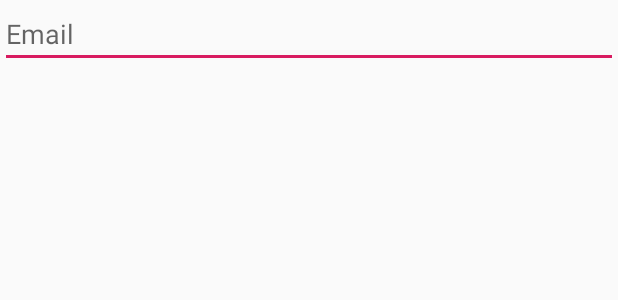
After one commit to ulmerido/eCommerceApp-Mtazon, an Android app: the layout layout_dialog.xml on its own in the app's theme, with its tools: preview values and no code run, on a phone screen of 412 x 824 dp. The commit adds this screen. Shown: the top 300 px of the screen. Run offline under Robolectric (Android 15) with nearby library versions, the phone set to English and light mode, and no system bars; Roboto replaces fonts that are not available here.

Commit message:
Merge branch 'master' of C:\Users\Ido\Desktop\Android with conflicts.

```diff
--- /dev/null
+++ b/app/src/main/res/layout/layout_dialog.xml
@@ -0,0 +1,10 @@
+<?xml version="1.0" encoding="utf-8"?>
+<RelativeLayout xmlns:android="http://schemas.android.com/apk/res/android"
+    android:layout_width="match_parent" android:layout_height="match_parent">
+    <EditText
+        android:id="@+id/edit_email"
+        android:hint="Email"
+        android:layout_width="match_parent"
+        android:layout_height="wrap_content" />
+
+</RelativeLayout>
```
Also changed, not shown: app/src/main/java/com/example/ido/appex2/ForgotPasswordDialog.java (added, +78 -0 lines), app/src/main/java/com/example/ido/appex2/MainActivity.java (+13 -44 lines).
